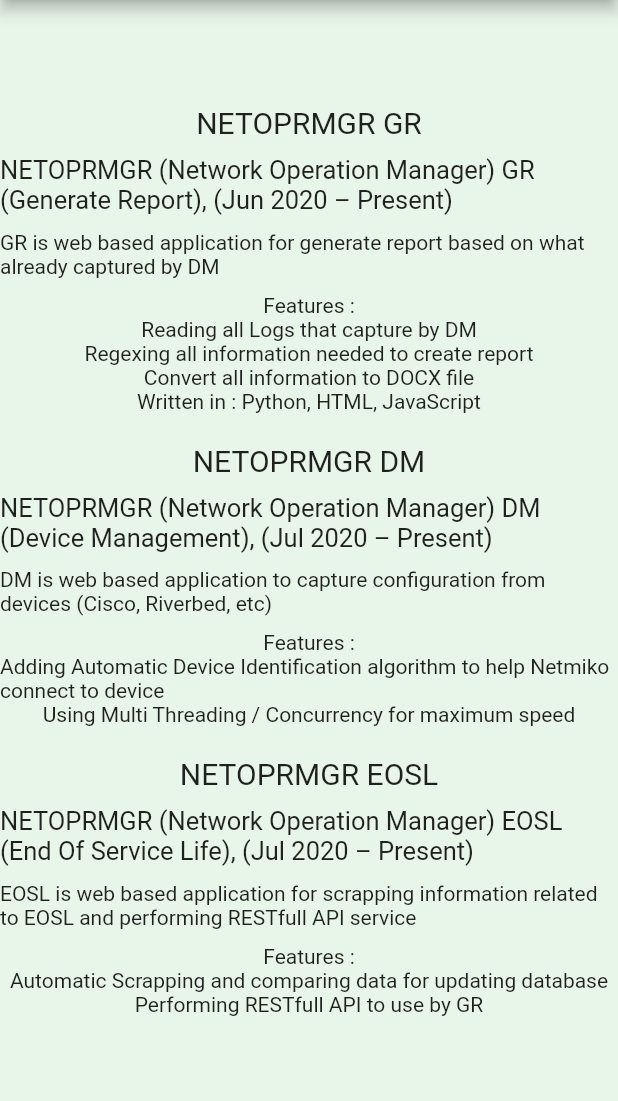
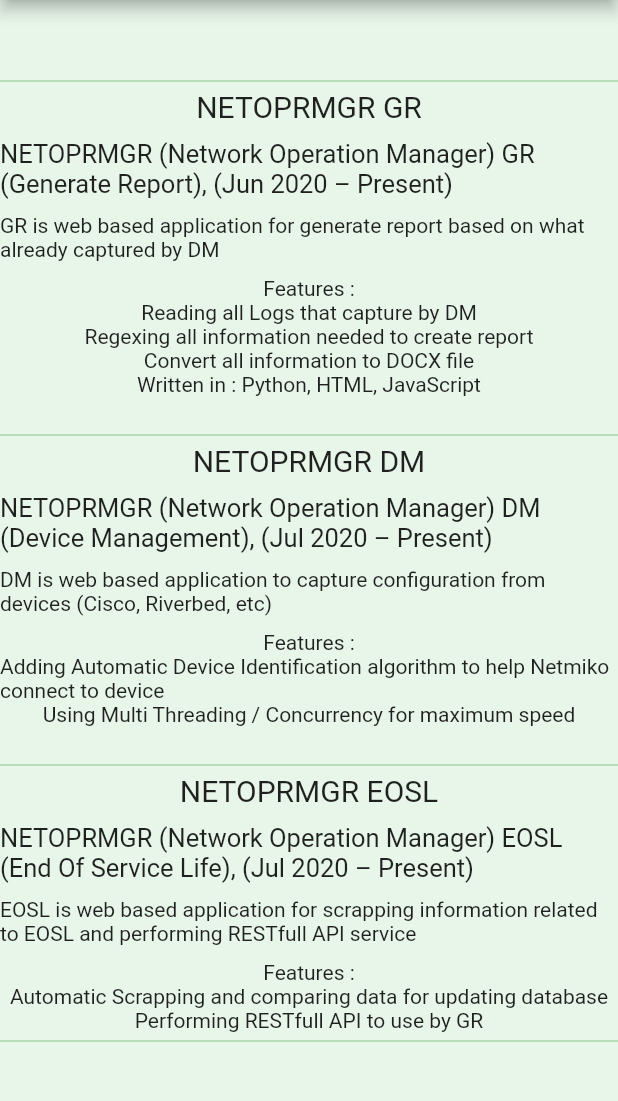
Before and after one commit to ludesdeveloper/seskiramadhancv, a Flutter app: the screen it shows after launch, tab 3 chosen, on a phone screen of 412 x 824 dp, the part 84-1185 px from its top. Run offline on Flutter 3.47's test engine with Material 2 defaults, Android fonts, the light colour scheme and no system bars; our stand-ins replace get.

Commit message:
adding stretched line

```diff
--- a/lib/views/projects_page.dart
+++ b/lib/views/projects_page.dart
@@ -7,6 +7,21 @@
       child: ListView(
         shrinkWrap: true,
         children: [
+          SizedBox(
+            height: 5,
+          ),
+          Column(
+            crossAxisAlignment: CrossAxisAlignment.stretch,
+            children: [
+              Container(
+                height: 1,
+                color: Colors.green[200],
+              ),
+            ],
+          ),
+          SizedBox(
+            height: 5,
+          ),
           //one
           Align(
             alignment: Alignment.center,
@@ -51,6 +66,21 @@
           SizedBox(
             height: 20,
           ),
+          SizedBox(
+            height: 5,
+          ),
+          Column(
+            crossAxisAlignment: CrossAxisAlignment.stretch,
+            children: [
+              Container(
+                height: 1,
+                color: Colors.green[200],
+              ),
+            ],
+          ),
+          SizedBox(
+            height: 5,
+          ),
           //two
           Align(
             alignment: Alignment.center,
@@ -91,6 +121,21 @@
           SizedBox(
             height: 20,
           ),
+          SizedBox(
+            height: 5,
+          ),
+          Column(
+            crossAxisAlignment: CrossAxisAlignment.stretch,
+            children: [
+              Container(
+                height: 1,
+                color: Colors.green[200],
+              ),
+            ],
+          ),
+          SizedBox(
+            height: 5,
+          ),
           //three
           Align(
             alignment: Alignment.center,
@@ -128,6 +173,21 @@
               alignment: Alignment.center,
               child: Text('Performing RESTfull API to use by GR')),
           SizedBox(
+            height: 5,
+          ),
+          Column(
+            crossAxisAlignment: CrossAxisAlignment.stretch,
+            children: [
+              Container(
+                height: 1,
+                color: Colors.green[200],
+              ),
+            ],
+          ),
+          SizedBox(
+            height: 5,
+          ),
+          SizedBox(
             height: 20,
           ),
         ],
```
Also changed, not shown: lib/views/experiences_page.dart (+47 -0 lines), 1 other file.
